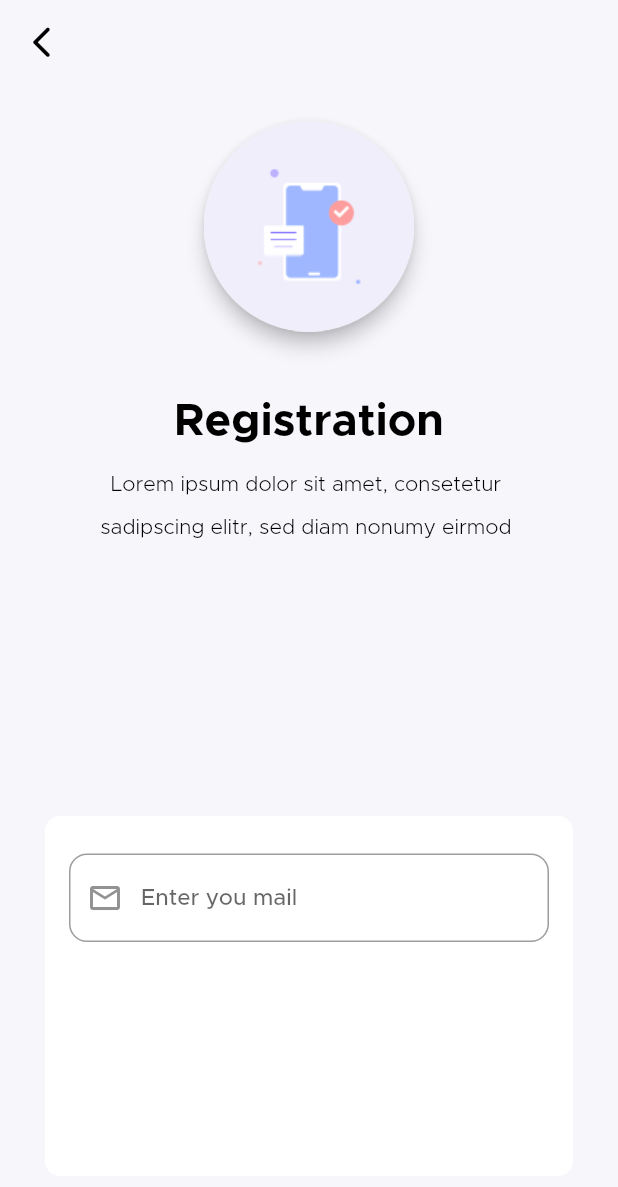
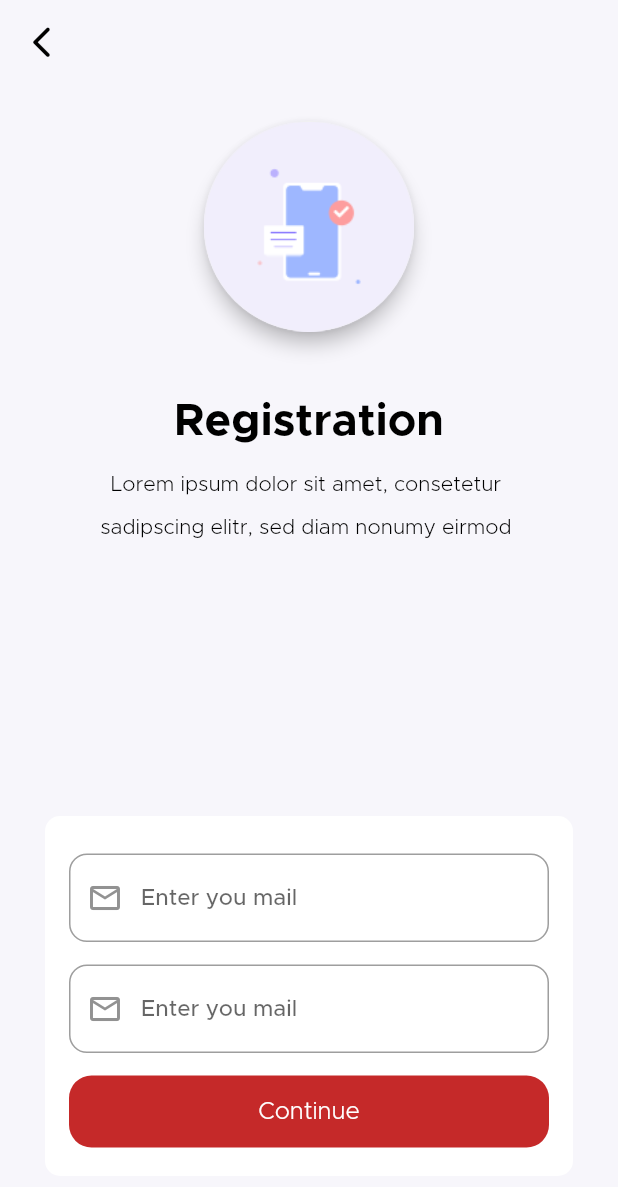
Before and after one commit to ArslanAsghar123/E_Wallet, a Flutter app: the RegistrationScreen screen opened directly, on a phone screen of 412 x 824 dp. Shown: the top 1187 px of the screen. Run offline on Flutter 3.47's test engine with Material 2 defaults, Android fonts, the phone set to English and light mode, and no system bars; drawn by our look-alikes of avatar_glow; our stand-ins replace flutter_spinkit.

Commit message:
second commit

```diff
--- a/lib/screens/authentication/registration.dart
+++ b/lib/screens/authentication/registration.dart
@@ -1,5 +1,6 @@
 import 'package:avatar_glow/avatar_glow.dart';
 import 'package:e_wallet/widgets/appbar.dart';
+import 'package:e_wallet/widgets/button.dart';
 import 'package:flutter/material.dart';
 
 class RegistrationScreen extends StatefulWidget {
@@ -90,7 +91,7 @@ class _RegistrationScreenState extends State<RegistrationScreen> {
                   ),
                 ),
                 Container(
-                  margin: EdgeInsets.only(left: 30, right: 30),
+                  margin: EdgeInsets.only(left: 30, right: 30,),
                   padding: EdgeInsets.only(left: 16, right: 16, top: 25),
                   height: 240,
                   decoration: BoxDecoration(
@@ -111,6 +112,24 @@ class _RegistrationScreenState extends State<RegistrationScreen> {
                                 borderSide: BorderSide(
                                     color: Color(0xFFC0C0C0), width: 32.0),
                                 borderRadius: BorderRadius.circular(12.0))),
+                      ),
+                      SizedBox(height: 15,),
+                      TextField(
+                        decoration: InputDecoration(
+                            prefixIcon: Icon(Icons.mail_outline_outlined,color: Color(0xFF929292)),
+                            labelText: 'Enter you mail',
+                            labelStyle: TextStyle(
+                                fontSize: 15,
+                                fontFamily: 'Metropolis',
+                                fontWeight: FontWeight.w500),
+                            border: OutlineInputBorder(
+                                borderSide: BorderSide(
+                                    color: Color(0xFFC0C0C0), width: 32.0),
+                                borderRadius: BorderRadius.circular(12.0))),
+                      ),
+                      SizedBox(height: 15,),
+                      GestureDetector(
+                        child: redButton(context, 'Continue'),
                       )
                     ],
                   ),
```
